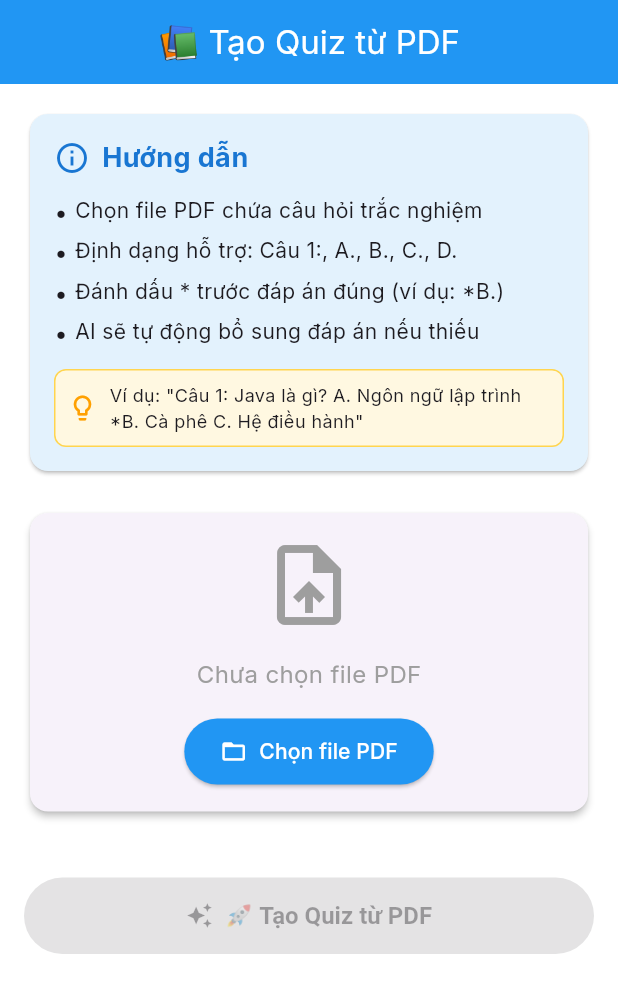
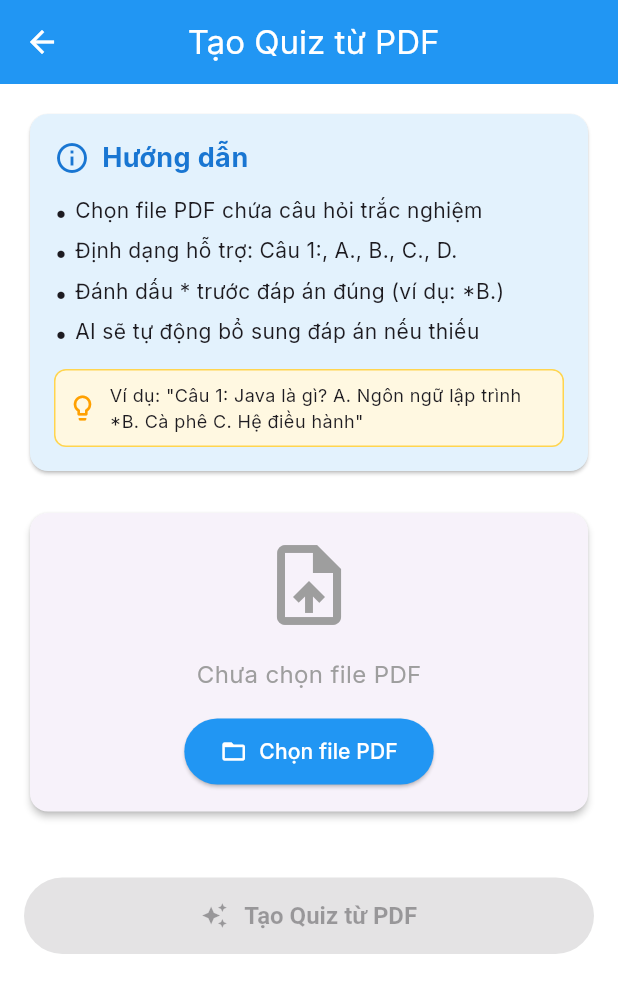
Before and after one commit to luongdung52hz/lingua_english, a Flutter app: the PdfUploadPage screen opened by its route, on a phone screen of 412 x 824 dp. Shown: the top 993 px of the screen. Run offline on Flutter 3.47's test engine with Material 3 defaults, Android fonts, the phone set to English and light mode, and no system bars; our stand-ins replace cloud_firestore, file_picker, firebase_auth, firebase_core, firebase_storage, flutter_dotenv and 13 more; missing offline and left inert: syncfusion_flutter_pdf; accounts and stored records are empty; project files that could hold a hidden picture were left out.

Commit message:
-update_1311

```diff
--- a/lib/presentation/screens/pdf/pdf_screen.dart
+++ b/lib/presentation/screens/pdf/pdf_screen.dart
@@ -2,6 +2,7 @@ import 'dart:io';
 import 'package:flutter/material.dart';
 import 'package:get/get.dart';
 import 'package:file_picker/file_picker.dart';
+import 'package:go_router/go_router.dart';
 
 import '../../controllers/pdf_controller.dart';
 
@@ -52,7 +53,11 @@ class _PdfUploadPageState extends State<PdfUploadPage> {
   Widget build(BuildContext context) {
     return Scaffold(
       appBar: AppBar(
-        title: const Text('📚 Tạo Quiz từ PDF'),
+        leading: IconButton(
+          icon: const Icon(Icons.arrow_back, color: Colors.white),
+          onPressed: () => context.go('/admin'),
+        ),
+        title: const Text(' Tạo Quiz từ PDF'),
         backgroundColor: Colors.blue,
         foregroundColor: Colors.white,
       ),
@@ -279,7 +284,7 @@ class _PdfUploadPageState extends State<PdfUploadPage> {
             label: Text(
               controller.isProcessing.value
                   ? 'Đang xử lý...'
-                  : '🚀 Tạo Quiz từ PDF',
+                  : ' Tạo Quiz từ PDF',
             ),
             style: ElevatedButton.styleFrom(
               backgroundColor: Colors.green,
```
Also changed, not shown: lib/presentation/screens/admin/admin_screen.dart (+37 -10 lines), lib/presentation/screens/chat/chat_list_screen.dart (+3 -4 lines).
